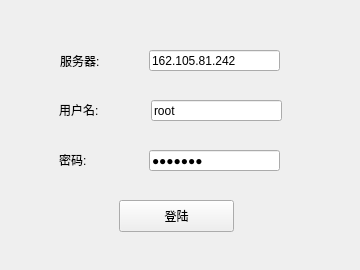
Qt form Interface_BT/login.ui (freshStones/alpaca) before a commit.
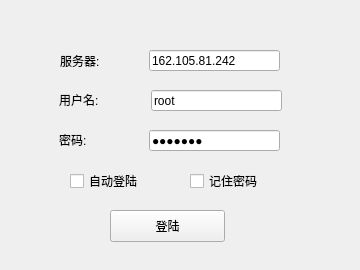
The same form after that commit.

```diff
--- a/Interface_BT/login.ui
+++ b/Interface_BT/login.ui
@@ -16,8 +16,8 @@
   <widget class="QPushButton" name="pushButton">
    <property name="geometry">
     <rect>
-     <x>119</x>
-     <y>200</y>
+     <x>110</x>
+     <y>210</y>
      <width>115</width>
      <height>32</height>
     </rect>
@@ -39,7 +39,7 @@
    <property name="geometry">
     <rect>
      <x>151</x>
-     <y>100</y>
+     <y>90</y>
      <width>131</width>
      <height>21</height>
     </rect>
@@ -52,7 +52,7 @@
    <property name="geometry">
     <rect>
      <x>59</x>
-     <y>100</y>
+     <y>90</y>
      <width>62</width>
      <height>19</height>
     </rect>
@@ -65,7 +65,7 @@
    <property name="geometry">
     <rect>
      <x>59</x>
-     <y>150</y>
+     <y>130</y>
      <width>62</width>
      <height>19</height>
     </rect>
@@ -78,7 +78,7 @@
    <property name="geometry">
     <rect>
      <x>149</x>
-     <y>150</y>
+     <y>130</y>
      <width>131</width>
      <height>21</height>
     </rect>
@@ -122,6 +122,32 @@
     <string>服务器:</string>
    </property>
   </widget>
+  <widget class="QCheckBox" name="checkBox_autoLogin">
+   <property name="geometry">
+    <rect>
+     <x>70</x>
+     <y>170</y>
+     <width>97</width>
+     <height>22</height>
+    </rect>
+   </property>
+   <property name="text">
+    <string>自动登陆</string>
+   </property>
+  </widget>
+  <widget class="QCheckBox" name="checkBox_autoRememberPwd">
+   <property name="geometry">
+    <rect>
+     <x>190</x>
+     <y>170</y>
+     <width>97</width>
+     <height>22</height>
+    </rect>
+   </property>
+   <property name="text">
+    <string>记住密码</string>
+   </property>
+  </widget>
  </widget>
  <resources/>
  <connections/>
```
Left out of the diff: 8 changed lines with no effect on the pictures.
